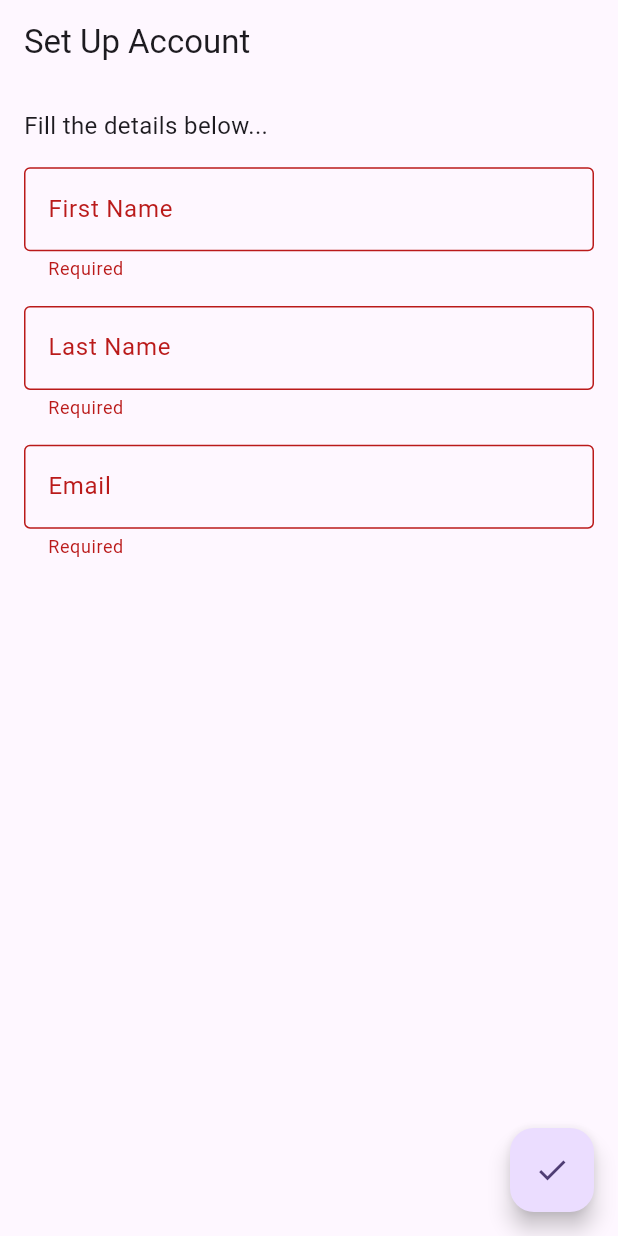
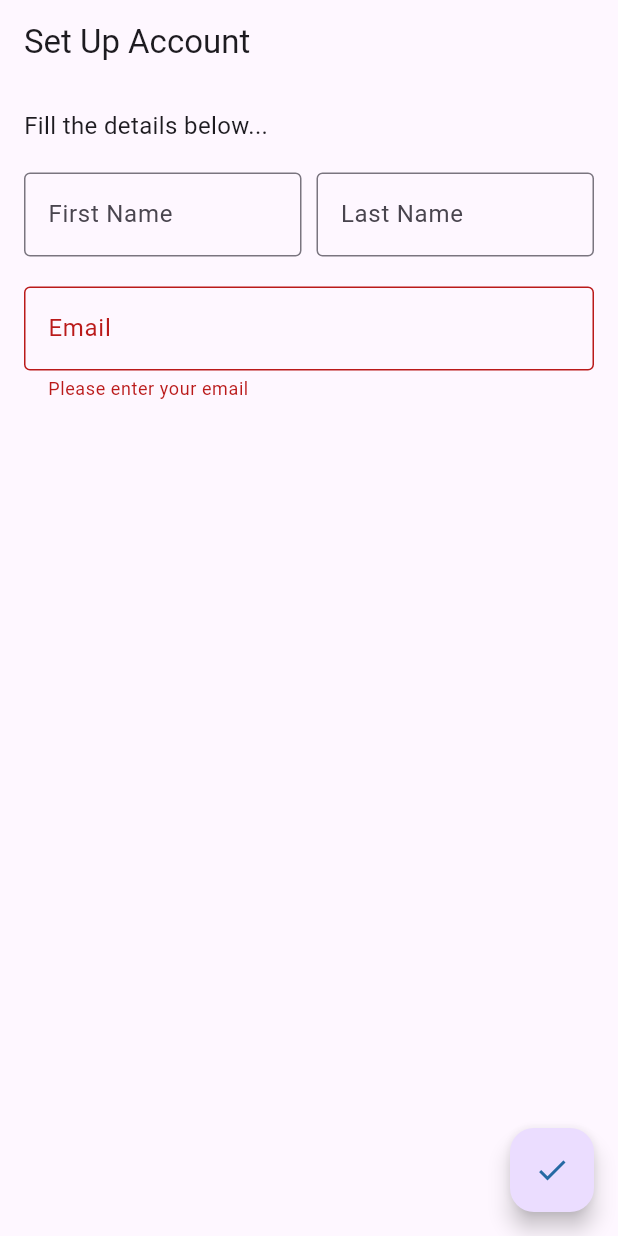
Before and after one commit to huzaifa-huzzi/Taxi_app_Bloc, a Flutter app: the screen it shows after launch, after a tap on the "check" icon, on a phone screen of 412 x 824 dp. Run offline on Flutter 3.47's test engine with Material 3 defaults, Android fonts, the phone set to English and light mode, and no system bars; our stand-ins replace another_flushbar, bloc, firebase_core, firebase_database, flutter_bloc, intl_phone_field and 1 more; accounts and stored records are empty.

Commit message:
Making Taxi App

```diff
--- a/lib/Bloc/setUpBloc/set_up_account_event.dart
+++ b/lib/Bloc/setUpBloc/set_up_account_event.dart
@@ -1,37 +1,20 @@
-import 'package:equatable/equatable.dart';
 
-abstract class AccountSetupEvent extends Equatable {
-  const AccountSetupEvent();
 
-  @override
-  List<Object> get props => [];
-}
+abstract class AccountSetupEvent {}
 
 class FirstNameChanged extends AccountSetupEvent {
   final String firstName;
-
-  const FirstNameChanged(this.firstName);
-
-  @override
-  List<Object> get props => [firstName];
+  FirstNameChanged(this.firstName);
 }
 
 class LastNameChanged extends AccountSetupEvent {
   final String lastName;
-
-  const LastNameChanged(this.lastName);
-
-  @override
-  List<Object> get props => [lastName];
+  LastNameChanged(this.lastName);
 }
 
 class EmailChanged extends AccountSetupEvent {
   final String email;
-
-  const EmailChanged(this.email);
-
-  @override
-  List<Object> get props => [email];
+  EmailChanged(this.email);
 }
 
 class SubmitAccountSetup extends AccountSetupEvent {}
--- a/lib/Bloc/setUpBloc/set_up_account_state.dart
+++ b/lib/Bloc/setUpBloc/set_up_account_state.dart
@@ -1,28 +1,40 @@
-import 'package:equatable/equatable.dart';
+import 'package:flutter/rendering.dart';
 
-class AccountSetupState extends Equatable {
+class AccountSetupState {
   final String firstName;
   final String lastName;
   final String email;
+  final bool isSubmitting;
+  final bool isSuccess;
+  final bool isFailure;
 
-  const AccountSetupState({
+  AccountSetupState({
     this.firstName = '',
     this.lastName = '',
     this.email = '',
+    this.isSubmitting = false,
+    this.isSuccess = false,
+    this.isFailure = false,
   });
 
   AccountSetupState copyWith({
     String? firstName,
     String? lastName,
     String? email,
+    bool? isSubmitting,
+    bool? isSuccess,
+    bool? isFailure,
   }) {
     return AccountSetupState(
       firstName: firstName ?? this.firstName,
       lastName: lastName ?? this.lastName,
       email: email ?? this.email,
+      isSubmitting: isSubmitting ?? this.isSubmitting,
+      isSuccess: isSuccess ?? this.isSuccess,
+      isFailure: isFailure ?? this.isFailure,
     );
   }
 
   @override
-  List<Object> get props => [firstName, lastName, email];
+  List<Object?> get props => [firstName,lastName,email,isSubmitting,isSuccess,isFailure];
 }
--- a/lib/View/SetUp Account/SetupAccount.dart
+++ b/lib/View/SetUp Account/SetupAccount.dart
@@ -1,8 +1,9 @@
 import 'package:flutter/material.dart';
 import 'package:flutter_bloc/flutter_bloc.dart';
-import 'package:taxi_app/Bloc/setUpBloc/set_up_account_event.dart';
+import 'package:taxi_app/config/Color/Colors.dart';
 
-import '../../Bloc/setUpBloc/set_up_account_bloc.dart'; // Import your Bloc file
+import '../../Bloc/setUpBloc/set_up_account_bloc.dart';
+import '../../Bloc/setUpBloc/set_up_account_event.dart';
 
 class SetUpAccount extends StatefulWidget {
   const SetUpAccount({super.key});
@@ -12,14 +13,14 @@ class SetUpAccount extends StatefulWidget {
 }
 
 class _SetUpAccountState extends State<SetUpAccount> {
-  final _formKey = GlobalKey<FormState>();
+  final GlobalKey<FormState> _formKey = GlobalKey<FormState>();
 
   @override
   Widget build(BuildContext context) {
-    final height = MediaQuery.sizeOf(context).height * 1;
-    final width = MediaQuery.sizeOf(context).width * 1;
     return Scaffold(
-      appBar: AppBar(title: const  Text('Set Up Account')),
+      appBar: AppBar(
+        title: const Text('Set Up Account'),
+      ),
       body: Padding(
         padding: const EdgeInsets.all(16.0),
         child: Form(
@@ -27,56 +28,68 @@ class _SetUpAccountState extends State<SetUpAccount> {
           child: Column(
             crossAxisAlignment: CrossAxisAlignment.start,
             children: [
-             const  Text('Fill the details below...', style: TextStyle(fontSize: 16)),
-              SizedBox(height: height * .02),
-              TextFormField(
-                decoration:const  InputDecoration(
+              const Text(
+                'Fill the details below...',
+                style: TextStyle(fontSize: 16),
+              ),
+              const SizedBox(height: 20),
+              Row(
+                children: [
+                  Expanded(
+                    child: TextFormField(
+                      decoration: const InputDecoration(
                         labelText: 'First Name',
                         border: OutlineInputBorder(),
                       ),
                       onChanged: (value) {
-                  BlocProvider.of<AccountSetupBloc>(context).add(
-                    FirstNameChanged(value),
-                  );
+                        context
+                            .read<AccountSetupBloc>()
+                            .add(FirstNameChanged(value));
                       },
-                validator: (value) => value!.isEmpty ? 'Required' : null,
                     ),
-              SizedBox(height: height * .02),
-              TextFormField(
-                decoration:const  InputDecoration(
+                  ),
+                  const SizedBox(width: 10),
+                  Expanded(
+                    child: TextFormField(
+                      decoration: const InputDecoration(
                         labelText: 'Last Name',
                         border: OutlineInputBorder(),
                       ),
                       onChanged: (value) {
-                  BlocProvider.of<AccountSetupBloc>(context).add(
-                    LastNameChanged(value),
-                  );
+                        context
+                            .read<AccountSetupBloc>()
+                            .add(LastNameChanged(value));
                       },
-                validator: (value) => value!.isEmpty ? 'Required' : null,
                     ),
-              SizedBox(height: height * .02),
+                  ),
+                ],
+              ),
+              const SizedBox(height: 20),
               TextFormField(
-                decoration:const  InputDecoration(
+                decoration: const InputDecoration(
                   labelText: 'Email',
                   border: OutlineInputBorder(),
                 ),
                 onChanged: (value) {
-                  BlocProvider.of<AccountSetupBloc>(context).add(
-                    EmailChanged(value),
-                  );
+                  context.read<AccountSetupBloc>().add(EmailChanged(value));
                 },
-                validator: (value) => value!.isEmpty ? 'Required' : null,
+                validator: (value) {
+                  if (value == null || value.isEmpty) {
+                    return 'Please enter your email';
+                  }
+                  return null;
+                },
               ),
               const Spacer(),
               Align(
                 alignment: Alignment.bottomRight,
                 child: FloatingActionButton(
-                  child:const  Icon(Icons.check),
+                  child:  Icon(Icons.check,color:AppColor.cityBlue,),
                   onPressed: () {
                     if (_formKey.currentState!.validate()) {
-                      BlocProvider.of<AccountSetupBloc>(context).add(
-                        SubmitAccountSetup(),
-                      );
+                      context
+                          .read<AccountSetupBloc>()
+                          .add(SubmitAccountSetup());
                     }
                   },
                 ),
--- a/lib/main.dart
+++ b/lib/main.dart
@@ -1,5 +1,8 @@
 import 'package:firebase_core/firebase_core.dart';
+import 'package:firebase_database/firebase_database.dart';
 import 'package:flutter/material.dart';
+import 'package:flutter_bloc/flutter_bloc.dart';
+import 'package:taxi_app/Bloc/setUpBloc/set_up_account_bloc.dart';
 import 'package:taxi_app/config/Routes/RoutesInitializing.dart';
 import 'package:taxi_app/config/Routes/Routes_name.dart';
 import 'package:taxi_app/firebase_options.dart';
@@ -18,7 +21,11 @@ class MyApp extends StatelessWidget {
   // This widget is the root of your application.
   @override
   Widget build(BuildContext context) {
-    return MaterialApp(
+    return MultiBlocProvider(
+        providers:[
+          BlocProvider(create: (_) => AccountSetupBloc(FirebaseDatabase.instance.reference())),
+
+        ] , child: MaterialApp(
       title: 'Taxi App',
       theme: ThemeData(
         colorScheme: ColorScheme.fromSeed(seedColor: Colors.deepPurple),
@@ -26,6 +33,7 @@ class MyApp extends StatelessWidget {
       ),
       initialRoute: RoutesName.accountSetup,
       onGenerateRoute: Routes.generateRoute,
+    ),
     );
   }
 }
```
Also changed, not shown: lib/Bloc/setUpBloc/set_up_account_bloc.dart (+29 -18 lines). Lines whose indentation alone changed are shown as unchanged.
